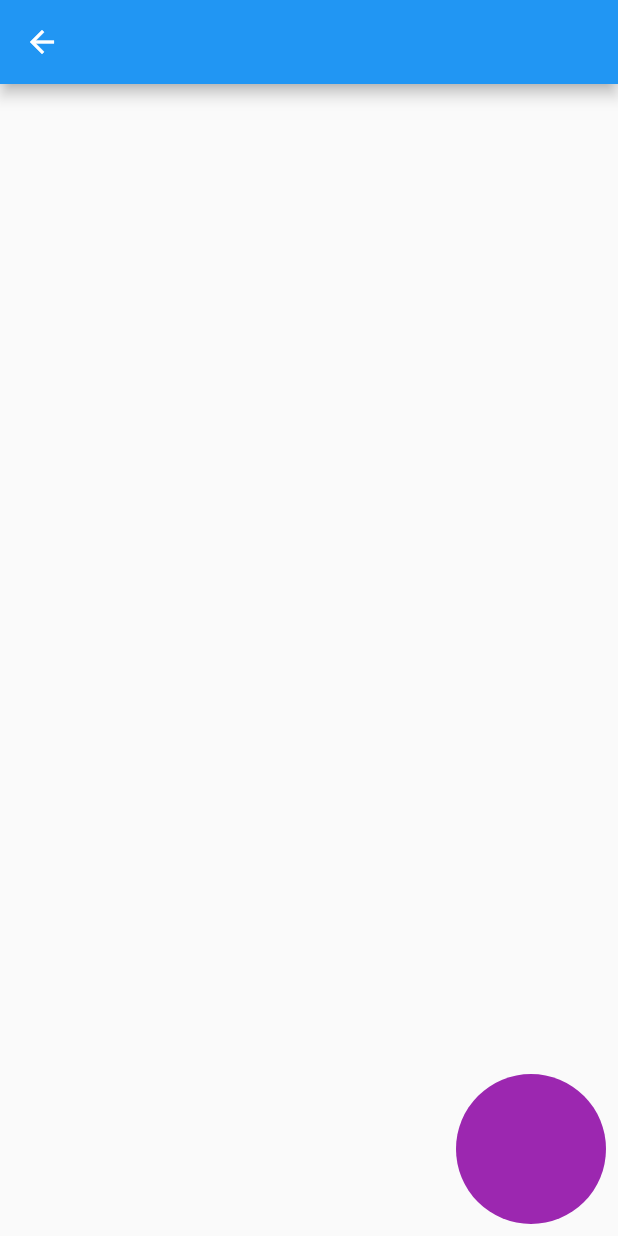
After one commit to nilodornellas/masterclass-flutter, a Flutter app: the screen it shows after launch, after a tap on "Animation", on a phone screen of 412 x 824 dp. The commit adds this screen. Run offline on Flutter 3.47's test engine with Material 2 defaults, Android fonts, the phone set to English and light mode, and no system bars; our stand-ins replace flutter_svg.

Commit message:
Exercício 1 de animação

```diff
--- a/lib/main.dart
+++ b/lib/main.dart
@@ -1,9 +1,10 @@
 import 'package:flutter/material.dart';
-import 'package:flutter_playground/pages/facebook_page.dart';
-import 'package:flutter_playground/pages/home_page.dart';
-import 'package:flutter_playground/pages/login.dart';
-import 'package:flutter_playground/pages/money_control.dart';
-import 'package:flutter_playground/pages/tinder.dart';
+import 'package:flutter_playground/pages/week_2/facebook_page.dart';
+import 'package:flutter_playground/pages/week_1/home_page.dart';
+import 'package:flutter_playground/pages/week_1/login.dart';
+import 'package:flutter_playground/pages/week_1/money_control.dart';
+import 'package:flutter_playground/pages/week_1/tinder.dart';
+import 'package:flutter_playground/pages/week_3/animation.dart';
 
 void main() {
   runApp(const MyApp());
@@ -26,6 +27,7 @@ class MyApp extends StatelessWidget {
         '/tinder': (context) => const Tinder(),
         '/login': (context) => const Login(),
         '/facebook': (context) => const FacebookPage(),
+        '/animation': (context) => const AnimationPage(),
       },
     );
   }
--- a/lib/pages/home_page.dart
+++ b/lib/pages/week_1/home_page.dart
@@ -1,6 +1,4 @@
 import 'package:flutter/material.dart';
-import 'package:flutter_playground/pages/money_control.dart';
-import 'package:flutter_playground/pages/tinder.dart';
 
 class HomePage extends StatelessWidget {
   const HomePage({Key? key}) : super(key: key);
@@ -59,6 +57,12 @@ class HomePage extends StatelessWidget {
               context,
               color: Colors.blue[800],
             ),
+            _cardPage(
+              'Animation',
+              '/animation',
+              context,
+              color: Colors.green[800],
+            ),
           ],
         ),
       ),
--- /dev/null
+++ b/lib/pages/week_3/animation.dart
@@ -0,0 +1,106 @@
+import 'package:flutter/material.dart';
+
+class Shape {
+  final double height;
+  final double width;
+  final double borderRadius;
+  final Color color;
+
+  Shape({
+    required this.height,
+    required this.width,
+    required this.borderRadius,
+    required this.color,
+  });
+}
+
+class Rectangle extends Shape {
+  Rectangle({
+    required super.height,
+    required super.width,
+    required super.borderRadius,
+    required super.color,
+  });
+}
+
+class Circle extends Shape {
+  Circle({
+    required double size,
+    required super.color,
+  }) : super(
+          height: size,
+          width: size,
+          borderRadius: size / 2,
+        );
+}
+
+class AnimationPage extends StatefulWidget {
+  const AnimationPage({Key? key}) : super(key: key);
+
+  @override
+  State<AnimationPage> createState() => _AnimationPageState();
+}
+
+class _AnimationPageState extends State<AnimationPage> {
+  final duration = const Duration(seconds: 1);
+  bool isAnimated = true;
+  @override
+  Widget build(BuildContext context) {
+    return Scaffold(
+      appBar: AppBar(
+        title: const Text(''),
+      ),
+      body: Padding(
+        padding: const EdgeInsets.all(8.0),
+        child: AnimatedAlign(
+          curve: Curves.easeInOut,
+          duration: const Duration(seconds: 1),
+          alignment: isAnimated ? Alignment.bottomRight : Alignment.topCenter,
+          child: ShapeWidget(
+            shape: isAnimated
+                ? Circle(
+                    size: 100,
+                    color: Colors.purple,
+                  )
+                : Rectangle(
+                    height: 100,
+                    width: 100,
+                    borderRadius: 0,
+                    color: Colors.orange,
+                  ),
+            onTap: () async {
+              setState(() {
+                isAnimated = !isAnimated;
+              });
+            },
+          ),
+        ),
+      ),
+    );
+  }
+}
+
+class ShapeWidget extends StatelessWidget {
+  final Shape shape;
+  final void Function() onTap;
+  const ShapeWidget({super.key, required this.shape, required this.onTap});
+
+  @override
+  Widget build(BuildContext context) {
+    return GestureDetector(
+      onTap: onTap,
+      child: AnimatedContainer(
+        curve: Curves.easeInOut,
+        duration: const Duration(microseconds: 600),
+        height: shape.height,
+        width: shape.width,
+        decoration: BoxDecoration(
+          color: shape.color,
+          borderRadius: BorderRadius.circular(
+            shape.borderRadius,
+          ),
+        ),
+      ),
+    );
+  }
+}
```
Also changed, not shown: lib/pages/week_1/login.dart (renamed from lib/pages/login.dart), lib/pages/week_1/money_control.dart (renamed from lib/pages/money_control.dart), lib/pages/week_1/tinder.dart (renamed from lib/pages/tinder.dart), lib/pages/week_2/facebook_page.dart (renamed from lib/pages/facebook_page.dart).
